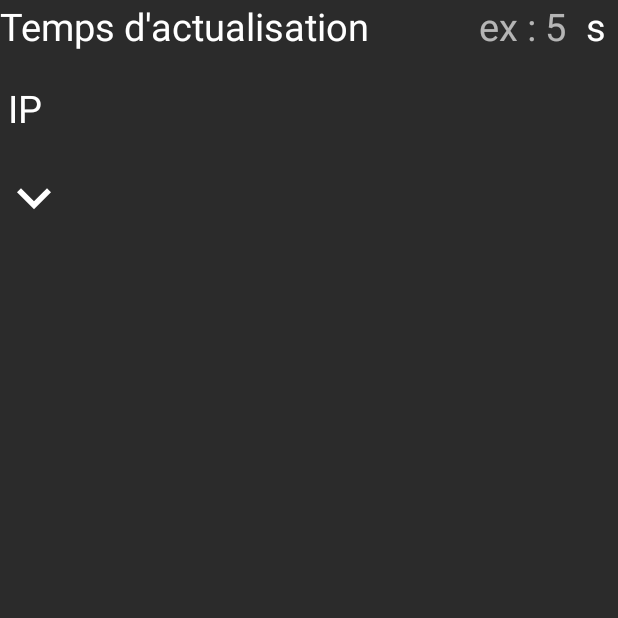
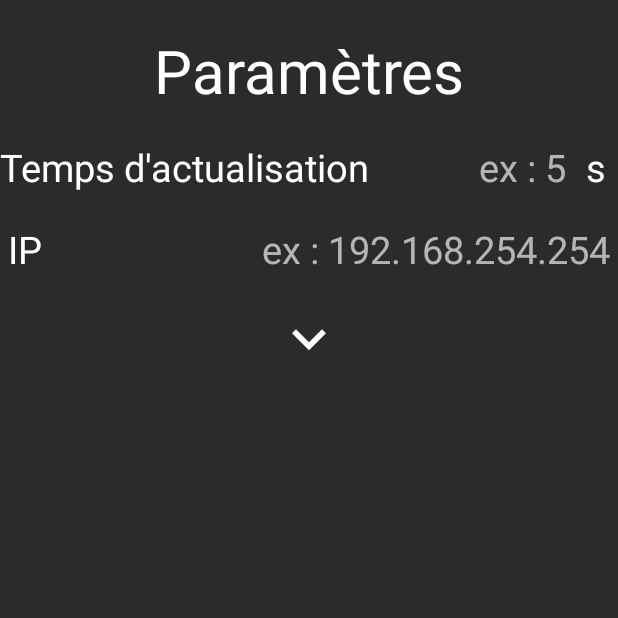
Before and after one commit to estheeeeer/station_meteo, an Android app: the screen it shows after launch (Settings), after a tap on an icon or button, on a phone screen of 412 x 824 dp, the top half of it. Run offline under Robolectric (Android 15) with nearby library versions, the phone set to English and light mode, and no system bars.

Commit message:
fichier fonctionnel

```diff
--- a/android_projectsmeteo/app/src/main/java/fr/estheeer/meteo/MainActivity.java
+++ b/android_projectsmeteo/app/src/main/java/fr/estheeer/meteo/MainActivity.java
@@ -38,6 +38,7 @@ public class MainActivity extends AppCompatActivity implements View.OnClickListe
     private TextView pression;
     private TextView humidity;
     private TextView luminosite;
+    private TextView pollution;
     private Map<String, String> datemap;
     private Map<String, String> monthsmap;
     private File file;
@@ -56,6 +57,7 @@ public class MainActivity extends AppCompatActivity implements View.OnClickListe
         this.pression = super.findViewById(R.id.pression);
         this.humidity = super.findViewById(R.id.humidity);
         this.luminosite = super.findViewById(R.id.lux);
+        this.pollution = super.findViewById(R.id.qualite_air);
         this.datemap = new HashMap<>();
         this.monthsmap  = new HashMap<>();
         DateTimeFormatter dtf = DateTimeFormatter.ofPattern("MM/dd");
@@ -79,16 +81,17 @@ public class MainActivity extends AppCompatActivity implements View.OnClickListe
         this.monthsmap.put("oct.", "Octobre");
         this.monthsmap.put("nov.", "Novembre");
         this.monthsmap.put("dec.", "Décembre");
-        this.setData(-1,-9000,-1,-1,-1);
+        this.setData(-1,-9000,-1,-1,-1,-1);
 
         this.file = new File(super.getFilesDir(),"config_meteo.txt");
         this.cm = new ConfigManager(this.file);
         String ip = this.cm.read("ip");
         if(ip != null) {
             try {
-                Client c = new Client(ip, 2568);
+                Client c = new Client(ip, 2568,true);
                 c.open();
                 c.registerListener(this);
+                c.startSaver();
             } catch (IOException e) {
                 e.printStackTrace();
             }
@@ -96,7 +99,7 @@ public class MainActivity extends AppCompatActivity implements View.OnClickListe
             Toast.makeText(getApplicationContext(),"Veuillez définir une adresse ip",Toast.LENGTH_SHORT).show();
         }
 
-        weather.setOnClickListener(this::onClick);
+        weather.setOnClickListener(this);
 
     }
 
@@ -105,7 +108,7 @@ public class MainActivity extends AppCompatActivity implements View.OnClickListe
         Intent i = new Intent(this, Settings.class);
         super.startActivity(i);
     }
-    public void setData(double humidite,double tempe, double lux,double wind, double pression){
+    public void setData(double humidite,double tempe, double lux,double wind, double pression,double pollution){
         Date dated = new Date();
         SimpleDateFormat formatter = new SimpleDateFormat("E;dd;MMM");
         String strdate = formatter.format(dated);
@@ -114,7 +117,7 @@ public class MainActivity extends AppCompatActivity implements View.OnClickListe
         String monthfr = monthsmap.get(arrdate[2]);
         date.setText(dayfr + " " + arrdate[1] + " " + monthfr);
 
-        String temperature = "impossible";
+        String temperature = "Impossible";
         if(tempe!=-9000) {
             temperature = tempe + "°C";
             temp.setText(temperature);
@@ -122,35 +125,43 @@ public class MainActivity extends AppCompatActivity implements View.OnClickListe
             temp.setText(temperature);
         }
 
-        String strhumidite = "impossible";
+        String strhumidite = "Impossible";
         if(humidite != -1){
             strhumidite = String.valueOf(humidite+"%");
         }
 
-        String strlux = "impossible";
+        String strlux = "Impossible";
         if (lux != -1){
             strlux = String.valueOf(lux);
         }
 
-        String strwindspeed = "impossible";
+        String strwindspeed = "Impossible";
         if (wind != -1){
             strwindspeed = String.valueOf(wind);
         }
 
-        String strpression = "impossible";
+        String strpression = "Impossible";
         if (pression != -1){
             strpression = String.valueOf(pression);
+        }
+
+        String strpollution = "Impossible";
+        if (pollution != -1){
+            strpollution = String.valueOf(pollution);
         }
 
         this.luminosite.setText(strlux);
         this.humidity.setText(strhumidite);
         this.wind.setText(strwindspeed);
         this.pression.setText(strpression);
+        this.pollution.setText(strpollution);
 
-        if (humidite<90 && lux>= 100){
-            weather.setBackgroundResource(R.drawable.ic_baseline_wb_sunny_24);
+        if (strhumidite.equalsIgnoreCase("Impossible")||(strlux.equalsIgnoreCase("Impossible"))){
+            weather.setBackgroundResource(R.drawable.ic_baseline_close_24);
         }else if (humidite<90 && lux<=100) {
             weather.setBackgroundResource(R.drawable.ic_cloudy_clouds_and_sun_svgrepo_com);
+        }else if (humidite<90 && lux>= 100){
+            weather.setBackgroundResource(R.drawable.ic_baseline_wb_sunny_24);
         }else{
             weather.setBackgroundResource(R.drawable.ic__277949122);
         }
@@ -160,10 +171,10 @@ public class MainActivity extends AppCompatActivity implements View.OnClickListe
     public void onPacketReceive(Packet o) {
         if (o instanceof PacketWeatherUpdate) {
             PacketWeatherUpdate donnees = (PacketWeatherUpdate) o;
-
+            System.out.println("Packet received");
             runOnUiThread(new Runnable(){
                 public void run() {
-                    setData(donnees.getHumidity(), donnees.getTemperature(), donnees.getLuminosity(),donnees.getWindspeed(),donnees.getPressure());
+                    setData(donnees.getHumidity(), donnees.getTemperature(), donnees.getLuminosity(),donnees.getWindspeed(),donnees.getPressure(),donnees.getPollution());
                 }
             });;
         }
@@ -171,11 +182,10 @@ public class MainActivity extends AppCompatActivity implements View.OnClickListe
 
     @Override
     public void onConnect(ConnectionHandler ch) {
-
     }
 
     @Override
     public void onDisconnect(ConnectionHandler ch) {
-
+        Toast.makeText(getApplicationContext(),"Vous avez été déconnecté du serveur",Toast.LENGTH_LONG).show();
     }
 }
--- a/android_projectsmeteo/app/src/main/java/fr/estheeer/meteo/Settings.java
+++ b/android_projectsmeteo/app/src/main/java/fr/estheeer/meteo/Settings.java
@@ -42,20 +42,25 @@ public class Settings extends AppCompatActivity implements Button.OnClickListene
         this.edit_ip = findViewById(R.id.editip);
         this.edit_time = findViewById(R.id.edittime);
         this.file = new File(super.getFilesDir(),"config_meteo.txt");
-        this.cm = new ConfigManager(file);
+        this.cm = new ConfigManager(this.file);
+        this.ip = cm.read("ip");
         this.time = cm.read("time");
-        this.ip = cm.read("ip");
-        if (!file.exists()){
+        System.out.println("----------------------ip = "+this.ip);
+        if (!file.exists()) {
             this.edit_time.setHint("ex : 5");
             this.edit_ip.setHint("ex : 192.168.254.254");
-
+            System.out.println("--------------------file = "+file);
+        }else if(ip == null || this.time == null){
+            this.edit_time.setHint("ex : 5");
+            this.edit_ip.setHint("ex : 192.168.254.254");
         } else if(ip == null){
             this.edit_ip.setHint("ex : 192.168.254.254");
             this.edit_time.setHint(time);
-        } if(time==null){
+        }else if(time==null){
             this.edit_time.setHint("ex : 5");
             this.edit_ip.setHint(ip);
         }else{
+            System.out.println("ISSSSSSSSSSSSSSSSSSOU");
             this.edit_ip.setHint(ip);
             this.edit_time.setHint(time);
         }
@@ -65,18 +70,13 @@ public class Settings extends AppCompatActivity implements Button.OnClickListene
     public void onClick(View v) {
         if (!file.exists()) {
             try {
-                this.file.createNewFile();
-            } catch (IOException e) {
-                e.printStackTrace();
-            }
-        }else if(cm.read("time")==null || cm.read("ip")==null){
-            try {
-                this.file.delete();
+                System.out.println("--------file doesn't exists");
                 this.file.createNewFile();
             } catch (IOException e) {
                 e.printStackTrace();
             }
         }
+
         ip_string = edit_ip.getText().toString();
         time_string = edit_time.getText().toString();
         if( time_string!="" || ip_string != "") {
--- a/android_projectsmeteo/app/src/main/java/fr/johannvonissou/nsi/ServerController.java
+++ b/android_projectsmeteo/app/src/main/java/fr/johannvonissou/nsi/ServerController.java
@@ -22,7 +22,7 @@ public class ServerController implements ConnectionListener, SerialListener{
 			this.startSerial();
 		}catch(Exception e) {
 			e.printStackTrace();
-			System.err.println("Erreur trouvée, démarrage impossible.");
+			System.err.println("Erreur trouvée, démarrage Impossible.");
 		}
 	}
 
--- /dev/null
+++ b/android_projectsmeteo/app/src/main/res/drawable/ic_baseline_close_24.xml
@@ -0,0 +1,5 @@
+<vector android:height="24dp" android:tint="#FF1512"
+    android:viewportHeight="24" android:viewportWidth="24"
+    android:width="24dp" xmlns:android="http://schemas.android.com/apk/res/android">
+    <path android:fillColor="@android:color/white" android:pathData="M19,6.41L17.59,5 12,10.59 6.41,5 5,6.41 10.59,12 5,17.59 6.41,19 12,13.41 17.59,19 19,17.59 13.41,12z"/>
+</vector>
--- a/android_projectsmeteo/app/src/main/res/layout/settings.xml
+++ b/android_projectsmeteo/app/src/main/res/layout/settings.xml
@@ -6,7 +6,14 @@
     android:layout_height="match_parent"
     android:orientation="vertical"
     android:background="@color/grey">
-
+    <TextView
+        android:layout_width="wrap_content"
+        android:layout_height="wrap_content"
+        android:layout_gravity="center"
+        android:layout_marginVertical="20sp"
+        android:textSize="40sp"
+        android:textColor="@color/white"
+        android:text="Paramètres"/>
     <LinearLayout
         android:layout_width="match_parent"
         android:layout_height="wrap_content"
@@ -29,6 +36,7 @@
                 android:layout_height="wrap_content"
                 android:textSize="25sp"
                 android:textColorHint="@color/white_transparent"
+                android:textColor="@color/white"
                 android:background="@null"
                 android:inputType="phone"
                 android:hint="5"/>
@@ -79,9 +87,9 @@
                 android:layout_height="wrap_content"
                 android:layout_marginRight="5sp"
                 android:textSize="25sp"
+                android:textColor="@color/white"
                 android:textColorHint="@color/white_transparent"
                 android:background="@null"
-                android:inputType="phone"
                 android:hint="192.168."/>
         </LinearLayout>
     </LinearLayout>
@@ -90,6 +98,7 @@
         android:id="@+id/setsettings"
         android:layout_width="45sp"
         android:layout_height="45sp"
+        android:layout_gravity="center"
         android:layout_marginTop="20sp"
         android:background="@drawable/ic_baseline_keyboard_arrow_down_24"/>
 
```
